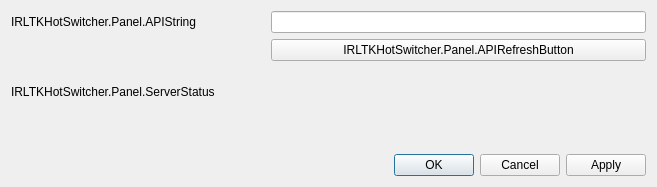
Qt form src/forms/settings-dialog.ui (IRLToolkit/obs-irltk-hotswitcher) before a commit.
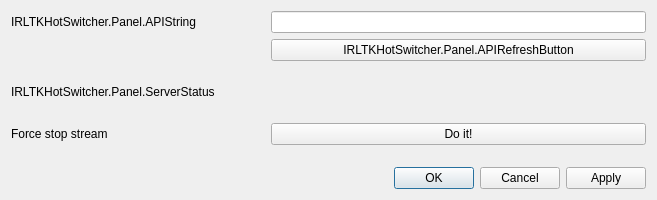
The same form after that commit. Icons and pictures are not drawn.

Commit message: Super experimental encoder force stop

Diff of the .ui file:
```diff
--- a/src/forms/settings-dialog.ui
+++ b/src/forms/settings-dialog.ui
@@ -7,7 +7,7 @@
     <x>0</x>
     <y>0</y>
     <width>657</width>
-    <height>187</height>
+    <height>200</height>
    </rect>
   </property>
   <property name="sizePolicy">
@@ -87,6 +87,20 @@
        </property>
       </widget>
      </item>
+     <item row="4" column="0">
+      <widget class="QLabel" name="forceStopLabel">
+       <property name="text">
+        <string>Force stop stream</string>
+       </property>
+      </widget>
+     </item>
+     <item row="4" column="1">
+      <widget class="QPushButton" name="forceStopStream">
+       <property name="text">
+        <string>Do it!</string>
+       </property>
+      </widget>
+     </item>
     </layout>
    </item>
    <item>
```
Left out of the diff: 3 changed lines with no effect on the pictures. The commit also changes 2 other files.
